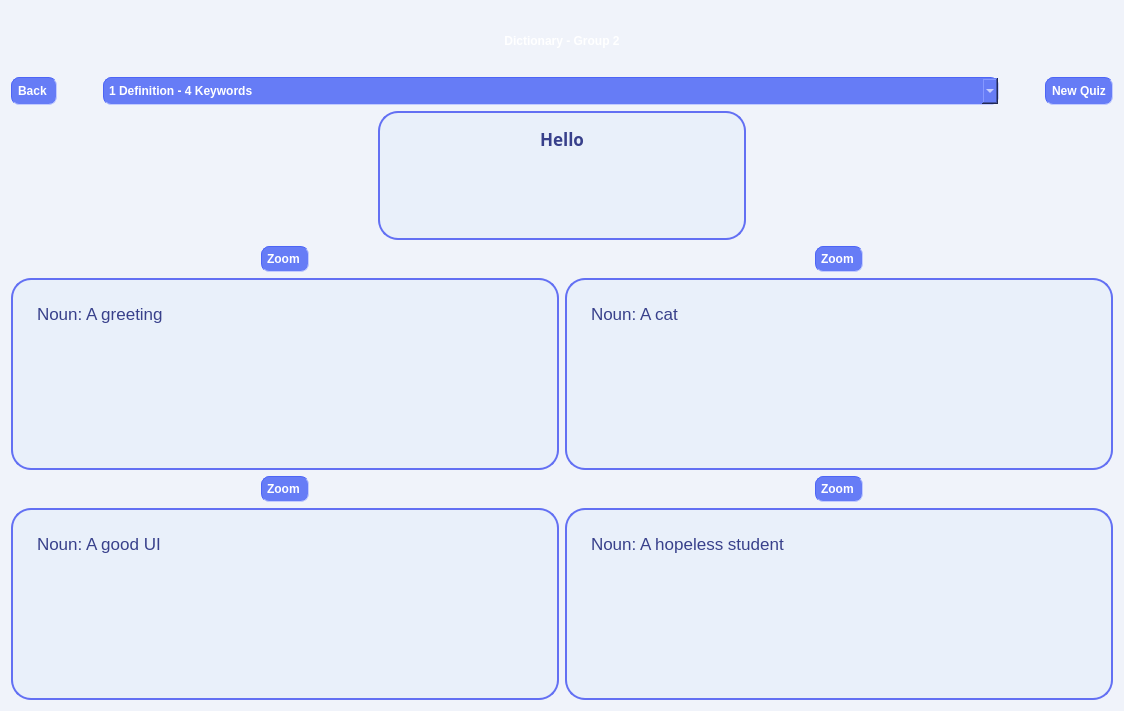
Qt form quiz.ui (OHonSam/CS163_Group2_Dictionary) before a commit.
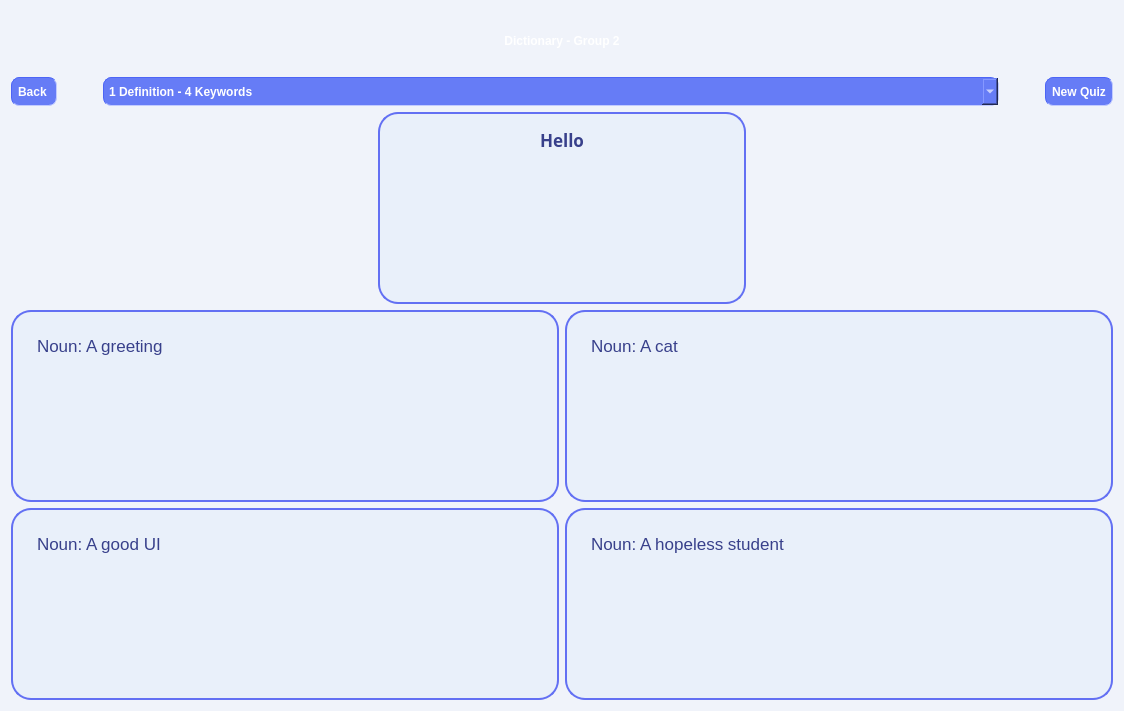
The same form after that commit. Icons and pictures are not drawn.

Commit message: delete zoom button quiz

The edit to the form file:
```diff
--- a/quiz.ui
+++ b/quiz.ui
@@ -185,19 +185,6 @@
       <layout class="QHBoxLayout" name="horizontalLayout">
        <item>
         <layout class="QGridLayout" name="gridLayout_3">
-         <item row="1" column="2">
-          <spacer name="horizontalSpacer_6">
-           <property name="orientation">
-            <enum>Qt::Horizontal</enum>
-           </property>
-           <property name="sizeHint" stdset="0">
-            <size>
-             <width>40</width>
-             <height>20</height>
-            </size>
-           </property>
-          </spacer>
-         </item>
          <item row="1" column="1">
           <widget class="QTextBrowser" name="textBrowser_10">
            <property name="sizePolicy">
@@ -260,52 +247,26 @@
            </property>
           </spacer>
          </item>
+         <item row="1" column="2">
+          <spacer name="horizontalSpacer_6">
+           <property name="orientation">
+            <enum>Qt::Horizontal</enum>
+           </property>
+           <property name="sizeHint" stdset="0">
+            <size>
+             <width>40</width>
+             <height>20</height>
+            </size>
+           </property>
+          </spacer>
+         </item>
         </layout>
        </item>
       </layout>
      </item>
      <item>
       <layout class="QGridLayout" name="gridLayout">
-       <item row="3" column="1">
-        <widget class="QTextBrowser" name="textBrowser_9">
-         <property name="sizePolicy">
-          <sizepolicy hsizetype="Preferred" vsizetype="Fixed">
-           <horstretch>0</horstretch>
-           <verstretch>0</verstretch>
-          </sizepolicy>
-         </property>
-         <property name="minimumSize">
-          <size>
-           <width>64</width>
-           <height>64</height>
-          </size>
-         </property>
-         <property name="styleSheet">
-          <string notr="true">padding: 20px;
-border-width : 2px;
-border-style:solid;
-border-radius: 20px;
-  min-height: 20px;
-  min-width: 20px;
-background-color: rgb(233, 240, 250);
-border-color: rgb(99, 112, 243);
-font: 13pt &quot;Comfortaa&quot;;
-color: rgb(56, 64, 139);</string>
-         </property>
-         <property name="html">
-          <string>&lt;!DOCTYPE HTML PUBLIC &quot;-//W3C//DTD HTML 4.0//EN&quot; &quot;http://www.w3.org/TR/REC-html40/strict.dtd&quot;&gt;
-&lt;html&gt;&lt;head&gt;&lt;meta name=&quot;qrichtext&quot; content=&quot;1&quot; /&gt;&lt;meta charset=&quot;utf-8&quot; /&gt;&lt;style type=&quot;text/css&quot;&gt;
-p, li { white-space: pre-wrap; }
-hr { height: 1px; border-width: 0; }
-li.unchecked::marker { content: &quot;\2610&quot;; }
-li.checked::marker { content: &quot;\2612&quot;; }
-&lt;/style&gt;&lt;/head&gt;&lt;body style=&quot; font-family:'Comfortaa'; font-size:13pt; font-weight:400; font-style:normal;&quot;&gt;
-&lt;p style=&quot; margin-top:0px; margin-bottom:0px; margin-left:0px; margin-right:0px; -qt-block-indent:0; text-indent:0px;&quot;&gt;Noun: A hopeless student&lt;/p&gt;
-&lt;p style=&quot;-qt-paragraph-type:empty; margin-top:0px; margin-bottom:0px; margin-left:0px; margin-right:0px; -qt-block-indent:0; text-indent:0px;&quot;&gt;&lt;br /&gt;&lt;/p&gt;&lt;/body&gt;&lt;/html&gt;</string>
-         </property>
-        </widget>
-       </item>
-       <item row="3" column="0">
+       <item row="1" column="0">
         <widget class="QTextBrowser" name="textBrowser_8">
          <property name="sizePolicy">
           <sizepolicy hsizetype="Preferred" vsizetype="Fixed">
@@ -344,36 +305,8 @@
          </property>
         </widget>
        </item>
-       <item row="0" column="1" alignment="Qt::AlignHCenter">
-        <widget class="QPushButton" name="pushButton_2">
-         <property name="layoutDirection">
-          <enum>Qt::RightToLeft</enum>
-         </property>
-         <property name="styleSheet">
-          <string notr="true">padding: 5px;
-border-color: rgb(77, 101, 246);
-border-width : 1px;
-border-style:inset;
-border-radius: 8px;
-  min-height: 1px;
-  min-width: 1px;
-background-color: rgb(102, 124, 246);
-font: 10pt &quot;Comfortaa&quot;;
-font: bold;
-color:white;
-</string>
-         </property>
-         <property name="text">
-          <string>Zoom </string>
-         </property>
-         <property name="icon">
-          <iconset resource="resources.qrc">
-           <normaloff>:/img/images/zoom.svg</normaloff>:/img/images/zoom.svg</iconset>
-         </property>
-        </widget>
-       </item>
-       <item row="1" column="0">
-        <widget class="QTextBrowser" name="textBrowser_3">
+       <item row="1" column="1">
+        <widget class="QTextBrowser" name="textBrowser_9">
          <property name="sizePolicy">
           <sizepolicy hsizetype="Preferred" vsizetype="Fixed">
            <horstretch>0</horstretch>
@@ -406,12 +339,12 @@
 li.unchecked::marker { content: &quot;\2610&quot;; }
 li.checked::marker { content: &quot;\2612&quot;; }
 &lt;/style&gt;&lt;/head&gt;&lt;body style=&quot; font-family:'Comfortaa'; font-size:13pt; font-weight:400; font-style:normal;&quot;&gt;
-&lt;p style=&quot; margin-top:0px; margin-bottom:0px; margin-left:0px; margin-right:0px; -qt-block-indent:0; text-indent:0px;&quot;&gt;Noun: A greeting &lt;/p&gt;
+&lt;p style=&quot; margin-top:0px; margin-bottom:0px; margin-left:0px; margin-right:0px; -qt-block-indent:0; text-indent:0px;&quot;&gt;Noun: A hopeless student&lt;/p&gt;
 &lt;p style=&quot;-qt-paragraph-type:empty; margin-top:0px; margin-bottom:0px; margin-left:0px; margin-right:0px; -qt-block-indent:0; text-indent:0px;&quot;&gt;&lt;br /&gt;&lt;/p&gt;&lt;/body&gt;&lt;/html&gt;</string>
          </property>
         </widget>
        </item>
-       <item row="1" column="1">
+       <item row="0" column="1">
         <widget class="QTextBrowser" name="textBrowser_7">
          <property name="sizePolicy">
           <sizepolicy hsizetype="Preferred" vsizetype="Fixed">
@@ -450,93 +383,42 @@
          </property>
         </widget>
        </item>
-       <item row="0" column="0" alignment="Qt::AlignHCenter">
-        <widget class="QPushButton" name="pushButton">
-         <property name="layoutDirection">
-          <enum>Qt::RightToLeft</enum>
-         </property>
-         <property name="styleSheet">
-          <string notr="true">padding: 5px;
-border-color: rgb(77, 101, 246);
-border-width : 1px;
-border-style:inset;
-border-radius: 8px;
-  min-height: 1px;
-  min-width: 1px;
-background-color: rgb(102, 124, 246);
-font: 10pt &quot;Comfortaa&quot;;
-font: bold;
-color:white;
-</string>
-         </property>
-         <property name="text">
-          <string>Zoom </string>
-         </property>
-         <property name="icon">
-          <iconset resource="resources.qrc">
-           <normaloff>:/img/images/zoom.svg</normaloff>:/img/images/zoom.svg</iconset>
-         </property>
-        </widget>
-       </item>
-       <item row="2" column="0" alignment="Qt::AlignHCenter">
-        <widget class="QPushButton" name="pushButton_3">
-         <property name="layoutDirection">
-          <enum>Qt::RightToLeft</enum>
-         </property>
-         <property name="styleSheet">
-          <string notr="true">padding: 5px;
-border-color: rgb(77, 101, 246);
-border-width : 1px;
-border-style:inset;
-border-radius: 8px;
-  min-height: 1px;
-  min-width: 1px;
-background-color: rgb(102, 124, 246);
-font: 10pt &quot;Comfortaa&quot;;
-font: bold;
-color:white;
-</string>
-         </property>
-         <property name="text">
-          <string>Zoom </string>
-         </property>
-         <property name="icon">
-          <iconset resource="resources.qrc">
-           <normaloff>:/img/images/zoom.svg</normaloff>:/img/images/zoom.svg</iconset>
-         </property>
-        </widget>
-       </item>
-       <item row="2" column="1" alignment="Qt::AlignHCenter">
-        <widget class="QPushButton" name="pushButton_4">
+       <item row="0" column="0">
+        <widget class="QTextBrowser" name="textBrowser_3">
          <property name="sizePolicy">
-          <sizepolicy hsizetype="Minimum" vsizetype="Minimum">
+          <sizepolicy hsizetype="Preferred" vsizetype="Fixed">
            <horstretch>0</horstretch>
            <verstretch>0</verstretch>
           </sizepolicy>
          </property>
-         <property name="layoutDirection">
-          <enum>Qt::RightToLeft</enum>
+         <property name="minimumSize">
+          <size>
+           <width>64</width>
+           <height>64</height>
+          </size>
          </property>
          <property name="styleSheet">
-          <string notr="true">padding: 5px;
-border-color: rgb(77, 101, 246);
-border-width : 1px;
-border-style:inset;
-border-radius: 8px;
-  min-height: 1px;
-  min-width: 1px;
-background-color: rgb(102, 124, 246);
-font: 10pt &quot;Comfortaa&quot;;
-font: bold;
-color:white;
-</string>
+          <string notr="true">padding: 20px;
+border-width : 2px;
+border-style:solid;
+border-radius: 20px;
+  min-height: 20px;
+  min-width: 20px;
+background-color: rgb(233, 240, 250);
+border-color: rgb(99, 112, 243);
+font: 13pt &quot;Comfortaa&quot;;
+color: rgb(56, 64, 139);</string>
          </property>
-         <property name="text">
-          <string>Zoom </string>
-         </property>
-         <property name="icon">
-          <iconset resource="resources.qrc">
-           <normaloff>:/img/images/zoom.svg</normaloff>:/img/images/zoom.svg</iconset>
+         <property name="html">
+          <string>&lt;!DOCTYPE HTML PUBLIC &quot;-//W3C//DTD HTML 4.0//EN&quot; &quot;http://www.w3.org/TR/REC-html40/strict.dtd&quot;&gt;
+&lt;html&gt;&lt;head&gt;&lt;meta name=&quot;qrichtext&quot; content=&quot;1&quot; /&gt;&lt;meta charset=&quot;utf-8&quot; /&gt;&lt;style type=&quot;text/css&quot;&gt;
+p, li { white-space: pre-wrap; }
+hr { height: 1px; border-width: 0; }
+li.unchecked::marker { content: &quot;\2610&quot;; }
+li.checked::marker { content: &quot;\2612&quot;; }
+&lt;/style&gt;&lt;/head&gt;&lt;body style=&quot; font-family:'Comfortaa'; font-size:13pt; font-weight:400; font-style:normal;&quot;&gt;
+&lt;p style=&quot; margin-top:0px; margin-bottom:0px; margin-left:0px; margin-right:0px; -qt-block-indent:0; text-indent:0px;&quot;&gt;Noun: A greeting &lt;/p&gt;
+&lt;p style=&quot;-qt-paragraph-type:empty; margin-top:0px; margin-bottom:0px; margin-left:0px; margin-right:0px; -qt-block-indent:0; text-indent:0px;&quot;&gt;&lt;br /&gt;&lt;/p&gt;&lt;/body&gt;&lt;/html&gt;</string>
          </property>
         </widget>
        </item>
```
